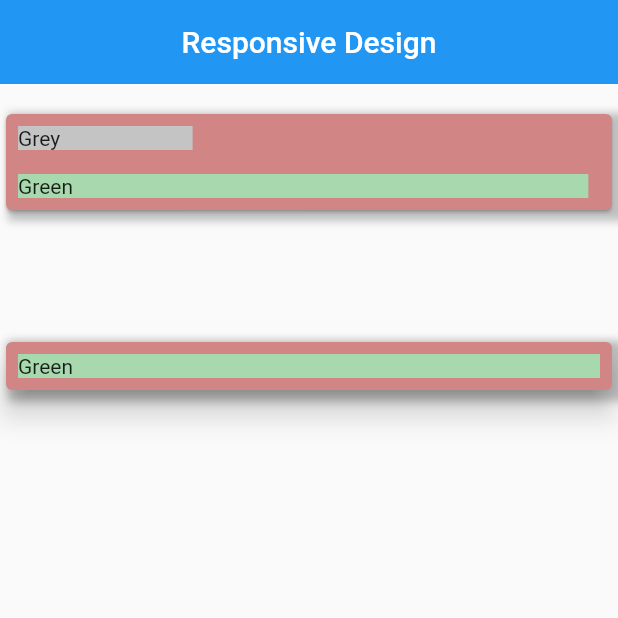
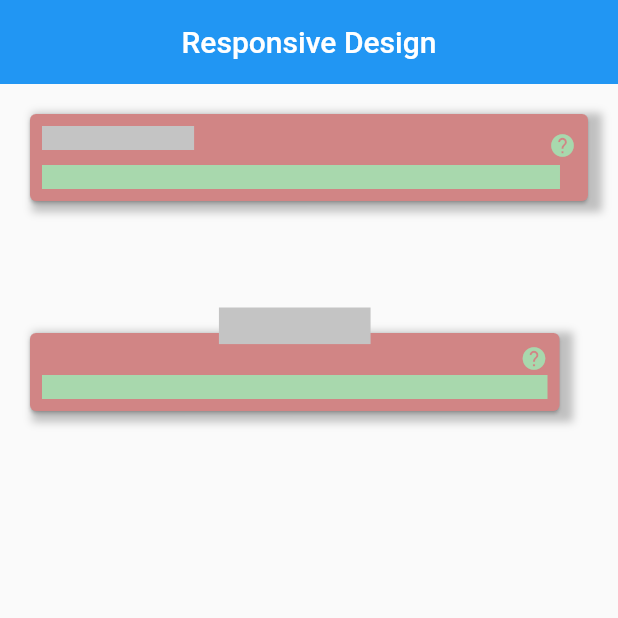
Before and after one commit to arbaazaj/assignment_internshala_arbaaz, a Flutter app: the screen it shows after launch, on a phone screen of 412 x 824 dp, the top half of it. Run offline on Flutter 3.47's test engine with Material 2 defaults, Android fonts, the phone set to English and light mode, and no system bars.

Commit message:
Completed the assignment.

```diff
--- a/lib/colors.dart
+++ b/lib/colors.dart
@@ -1,5 +1,10 @@
+// This are colors that are used in the main app.
+
 import 'package:flutter/material.dart';
 
+// Base color which is used for the card background.
 const baseCardColor = Color(0xFFd18585);
+// Green color is used for the second element inside the card widget.
 const greenCardColor = Color(0xFFa8d8ad);
+// Grey color is used for first element inside the card widget.
 const greyCardColor = Color(0xFFc4c4c4);
--- a/lib/main.dart
+++ b/lib/main.dart
@@ -1,3 +1,12 @@
+// Author: Arbaaz
+// Desc: This is demonstration of responsiveness
+// in a design using FractionallySizedBox widget.
+// All the cards and their elements are fully
+// resigning and stays on the original intended positions.
+
+// Screenshots of the app are included in the screenshots folder.
+// Github link: https://github.com/arbaazaj/assignment_internshala_arbaaz
+
 import 'package:assignment_internshala_arbaaz/colors.dart';
 import 'package:flutter/material.dart';
 
@@ -39,13 +48,22 @@ class _MyHomePageState extends State<MyHomePage> {
         title: Text(widget.title),
         centerTitle: true,
       ),
-      body: Column(
-        children: [
-          // Card 1
-          Padding(
-            padding: const EdgeInsets.only(top: 16.0),
-            child: FractionallySizedBox(
+      // Added Padding to add some space to all the cards.
+      body: Padding(
+        padding: const EdgeInsets.all(16.0),
+        // Using column and row here as no overlapping of widgets is required
+        // unlike the second card where the grey element is overlapping the card.
+        child: Column(
+          children: [
+            // Card 1
+            // Here I've used FractionallySizedBox to achieve
+            // responsiveness for the card and other elements.
+            // The widthFactor property takes the whole available space and height is left to default.
+            FractionallySizedBox(
               widthFactor: 1,
+              // Using the container here to apply box shadow to the card.
+              // I'm not using elevation of the card here on intention
+              // as I wanted to recreate the design as close as possible.
               child: Container(
                 decoration: const BoxDecoration(boxShadow: [
                   BoxShadow(
@@ -55,6 +73,8 @@ class _MyHomePageState extends State<MyHomePage> {
                     offset: Offset(5, 3),
                   ),
                 ]),
+                // First card starts from here and the colors are saved in the colors.dart file.
+                // First base card with red color.
                 child: Card(
                   color: baseCardColor,
                   child: Padding(
@@ -62,21 +82,50 @@ class _MyHomePageState extends State<MyHomePage> {
                     child: Column(
                       crossAxisAlignment: CrossAxisAlignment.start,
                       children: [
+                        Row(
+                          crossAxisAlignment: CrossAxisAlignment.center,
+                          mainAxisAlignment: MainAxisAlignment.spaceBetween,
+                          children: [
+                            // Added a flexible widget to correctly display both the widgets.
+                            Flexible(
+                              // The widthFactor for this FractionallySizedBox is set to 0.3
+                              // to achieve a small size element as shown in the figma design.
+                              // Grey element inside the card.
+                              child: FractionallySizedBox(
+                                widthFactor: 0.3,
+                                child: Padding(
+                                  padding: const EdgeInsets.only(bottom: 10.0),
+                                  child: Container(
+                                    color: greyCardColor,
+                                    // I've used Text widget as a placeholder to display the container without
+                                    // providing any width or height.
+                                    child: const Text(''),
+                                  ),
+                                ),
+                              ),
+                            ),
+                            // I've also added a Tooltip help icon to display the information
+                            // as to what was used to achieve responsiveness.
+                            const Align(
+                              alignment: AlignmentDirectional.topEnd,
+                              child: Tooltip(
+                                preferBelow: true,
+                                // Tap on the Tooltip to display the message.
+                                triggerMode: TooltipTriggerMode.tap,
+                                message:
+                                    'Using column and row for the tooltip and the element. Using FractionallySizedBox for responsive design',
+                                child: Icon(Icons.help,
+                                    color: greenCardColor, size: 18.0),
+                              ),
+                            ),
+                          ],
+                        ),
+                        // The green element inside the card using 97% of the width.
                         FractionallySizedBox(
-                          widthFactor: 0.3,
-                          child: Padding(
-                            padding: const EdgeInsets.only(bottom: 16.0),
-                            child: Container(
-                              color: greyCardColor,
-                              child: const Text('Grey'),
-                            ),
-                          ),
-                        ),
-                        FractionallySizedBox(
-                          widthFactor: 0.98,
+                          widthFactor: 0.97,
                           child: Container(
                             color: greenCardColor,
-                            child: const Text('Green'),
+                            child: const Text(''),
                           ),
                         ),
                       ],
@@ -85,57 +134,91 @@ class _MyHomePageState extends State<MyHomePage> {
                 ),
               ),
             ),
-          ),
-          const SizedBox(
-            height: 80.0,
-          ),
-          // Card 2
-          FractionallySizedBox(
-            widthFactor: 1,
-            child: Container(
-              decoration: const BoxDecoration(boxShadow: [
-                BoxShadow(
-                  color: Color(0xFFc0c0c0),
-                  blurRadius: 4,
-                  spreadRadius: 0,
-                  offset: Offset(5, 3),
-                ),
-              ]),
-              child: Card(
-                elevation: 8.0,
-                color: baseCardColor,
-                child: Padding(
-                  padding: const EdgeInsets.all(8.0),
-                  child: Stack(
-                    alignment: Alignment.center,
-                    fit: StackFit.passthrough,
-                    children: [
-                      Positioned.fill(
-                        child: Padding(
-                          padding: const EdgeInsets.only(bottom: 16.0),
-                          child: FractionallySizedBox(
-                            widthFactor: 0.2,
-                            child: Container(
-                              color: greyCardColor,
-                              child: const Text('Grey'),
+            // Added a SizedBox to add some space between the cards.
+            const SizedBox(
+              height: 80.0,
+            ),
+            // Card 2
+            // Using SizedBox to fix the height of the card
+            // otherwise it will shrink because Stack is used
+            // and it lays all element on top of each other.
+            SizedBox(
+              width: double.maxFinite,
+              height: 60.0,
+              child: Align(
+                alignment: Alignment.bottomLeft,
+                child: FractionallySizedBox(
+                  widthFactor: 0.95,
+                  child: Container(
+                    height: 70.0,
+                    decoration: const BoxDecoration(boxShadow: [
+                      BoxShadow(
+                        color: Color(0xFFc0c0c0),
+                        blurRadius: 4,
+                        spreadRadius: 0,
+                        offset: Offset(5, 3),
+                      ),
+                    ]),
+                    child: Card(
+                      color: baseCardColor,
+                      child: Padding(
+                        padding: const EdgeInsets.all(8.0),
+                        // Using Stack here to achieve the overlapping
+                        // of the grey element on top of the card.
+                        child: Stack(
+                          // This clipBehavior helps in making sure that the grey element is fully visible.
+                          clipBehavior: Clip.none,
+                          fit: StackFit.loose,
+                          children: [
+                            const Align(
+                              alignment: AlignmentDirectional.topEnd,
+                              child: Tooltip(
+                                preferBelow: true,
+                                triggerMode: TooltipTriggerMode.tap,
+                                message:
+                                    'Using Stack to position the elements inside and using FractionallySizedBox for responsive design',
+                                child: Icon(Icons.help,
+                                    color: greenCardColor, size: 18.0),
+                              ),
                             ),
-                          ),
+                            Align(
+                              alignment: Alignment.bottomLeft,
+                              child: FractionallySizedBox(
+                                widthFactor: 1,
+                                child: Container(
+                                  color: greenCardColor,
+                                  child: const Text(''),
+                                ),
+                              ),
+                            ),
+                            // The grey element which is overlapping and has a fixed position
+                            // even on changing the width and height of the device.
+                            // This is fully responsive even in landscape mode.
+                            Positioned.fill(
+                              // This top property offsets (move) the element by -25 from the original position.
+                              top: -25,
+                              child: Align(
+                                alignment: AlignmentDirectional.topCenter,
+                                child: FractionallySizedBox(
+                                  widthFactor: 0.3,
+                                  heightFactor: 0.4,
+                                  child: Container(
+                                    color: greyCardColor,
+                                    child: const Text(''),
+                                  ),
+                                ),
+                              ),
+                            ),
+                          ],
                         ),
                       ),
-                      FractionallySizedBox(
-                        widthFactor: 1,
-                        child: Container(
-                          color: greenCardColor,
-                          child: const Text('Green'),
-                        ),
-                      ),
-                    ],
+                    ),
                   ),
                 ),
               ),
             ),
-          ),
-        ],
+          ],
+        ),
       ),
     );
   }
```
Also changed, not shown: 6 other files.
